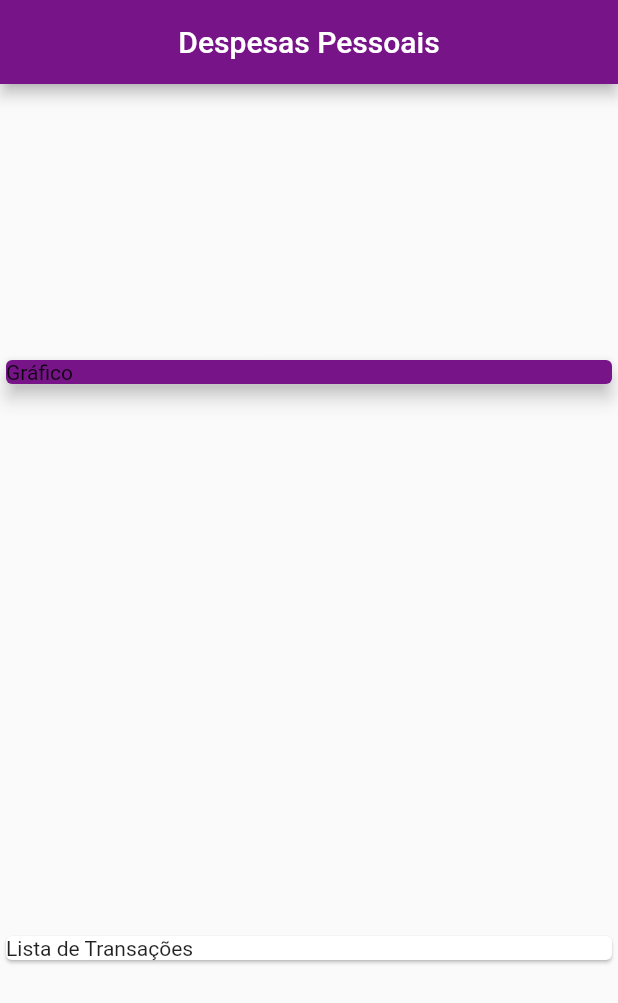
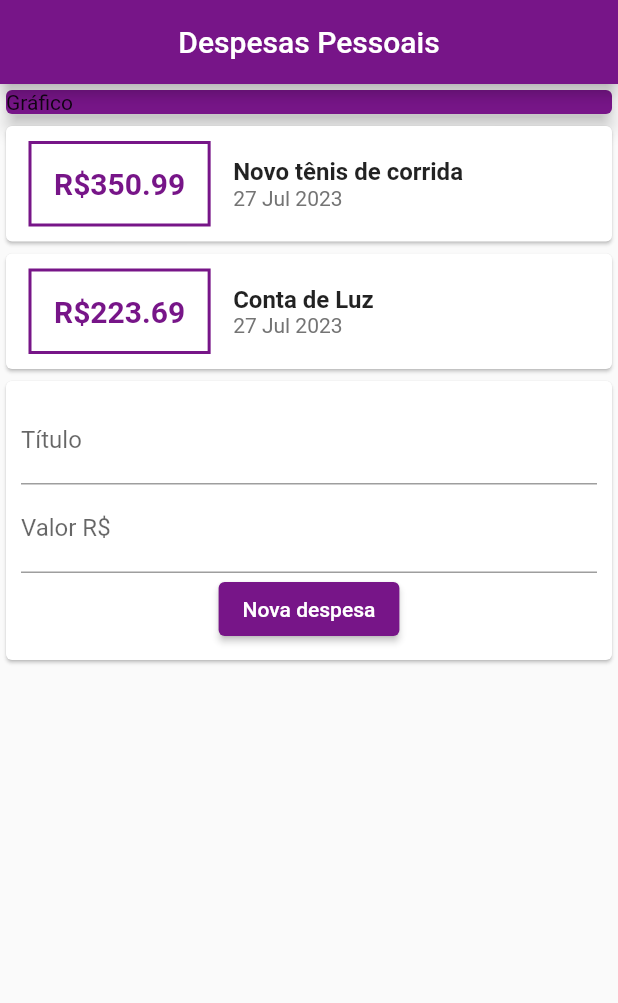
Before and after one commit to muaoliveira/Flutter-Personal-Expenses, a Flutter app: the screen it shows after launch, on a phone screen of 412 x 824 dp. Shown: the top 1003 px of the screen. Run offline on Flutter 3.47's test engine with Material 2 defaults, Android fonts, the phone set to English and light mode, and no system bars.

Commit message:
Add files via upload

```diff
--- a/lib/main.dart
+++ b/lib/main.dart
@@ -1,17 +1,21 @@
+// ignore_for_file: prefer_const_constructors
+
 import 'package:expenses/models/transaction.dart';
 import 'package:flutter/material.dart';
+import 'package:intl/intl.dart';
 
 main() => runApp(expensesApp());
 
-class expensesApp extends StatelessWidget{
+class expensesApp extends StatelessWidget {
   @override
-  Widget build(BuildContext context){
+  Widget build(BuildContext context) {
     return MaterialApp(
       home: myHomePage(),
     );
   }
 }
-class myHomePage extends StatelessWidget{
+
+class myHomePage extends StatelessWidget {
   final _transactions = [
     Transaction(
       id: 't1',
@@ -27,31 +31,96 @@ class myHomePage extends StatelessWidget{
     ),
   ];
 
-
   @override
-  Widget build(BuildContext context){
+  Widget build(BuildContext context) {
     return Scaffold(
         appBar: AppBar(
           centerTitle: true,
           title: const Text('Despesas Pessoais'),
           backgroundColor: const Color.fromARGB(255, 119, 21, 136),
         ),
-      body: const Column(
-        mainAxisAlignment: MainAxisAlignment.spaceAround,
+        body: Column(
           crossAxisAlignment: CrossAxisAlignment.stretch,
-        children:<Widget>[
-          SizedBox(
+          children: <Widget>[
+            const SizedBox(
                 child: Card(
               elevation: 5,
               color: Color.fromARGB(255, 119, 21, 136),
               child: Text('Gráfico'),
-            )
+            )),
+            Column(
+              children: _transactions.map((tr) {
+                return Card(
+                    child: Row(
+                  children: [
+                    Container(
+                      margin: const EdgeInsets.symmetric(
+                        horizontal: 15,
+                        vertical: 10,
                       ),
-          Card(
-            child: Text('Lista de Transações'),
+                      decoration: BoxDecoration(
+                          border: Border.all(
+                        color: const Color.fromARGB(255, 119, 21, 136),
+                        width: 2,
+                      )),
+                      padding: const EdgeInsets.all(15),
+                      child: Text(
+                        'R\$${tr.value.toStringAsFixed(2)}',
+                        style: const TextStyle(
+                          fontWeight: FontWeight.bold,
+                          color: Color.fromARGB(255, 119, 21, 136),
+                          fontSize: 20,
+                        ),
+                      ),
+                    ),
+                    Column(
+                      crossAxisAlignment: CrossAxisAlignment.start,
+                      children: [
+                        Text(
+                          tr.title,
+                          style: const TextStyle(
+                            fontWeight: FontWeight.bold,
+                            fontSize: 16,
+                          ),
+                        ),
+                        Text(
+                          DateFormat('d MMM y').format(tr.date),
+                          style: const TextStyle(
+                            color: Color.fromARGB(255, 116, 116, 116),
+                          ),
                         ),
                       ],
                     )
-    );
+                  ],
+                ));
+              }).toList(),
+            ),
+            Card(
+              child: Padding(
+                padding: EdgeInsets.all(10),
+                child: Column(
+                  children: [
+                    TextField(
+                      decoration: InputDecoration(
+                        labelText: 'Título',
+                      ),
+                    ),
+                    TextField(
+                      decoration: InputDecoration(
+                        labelText: 'Valor R\$',
+                      ),
+                    ),
+                    ElevatedButton(
+                      style: ElevatedButton.styleFrom(
+                        backgroundColor:  Color.fromARGB(255, 119, 21, 136),
+                      ),
+                      onPressed: () {},
+                      child: Text('Nova despesa'),
+                      ),
+                ]),
+              ),
+            )
+          ],
+        ));
   }
 }
--- a/pubspec.yaml
+++ b/pubspec.yaml
@@ -19,7 +19,7 @@ publish_to: 'none' # Remove this line if you wish to publish to pub.dev
 version: 1.0.0+1
 
 environment:
-  sdk: '>=3.0.6 <4.0.0'
+  sdk: '>=3.0.5 <4.0.0'
 
 # Dependencies specify other packages that your package needs in order to work.
 # To automatically upgrade your package dependencies to the latest versions
@@ -30,6 +30,7 @@ environment:
 dependencies:
   flutter:
     sdk: flutter
+  intl: 0.18.1
 
 
   # The following adds the Cupertino Icons font to your application.
```
Also changed, not shown: pubspec.lock. Lines whose indentation alone changed are shown as unchanged.
